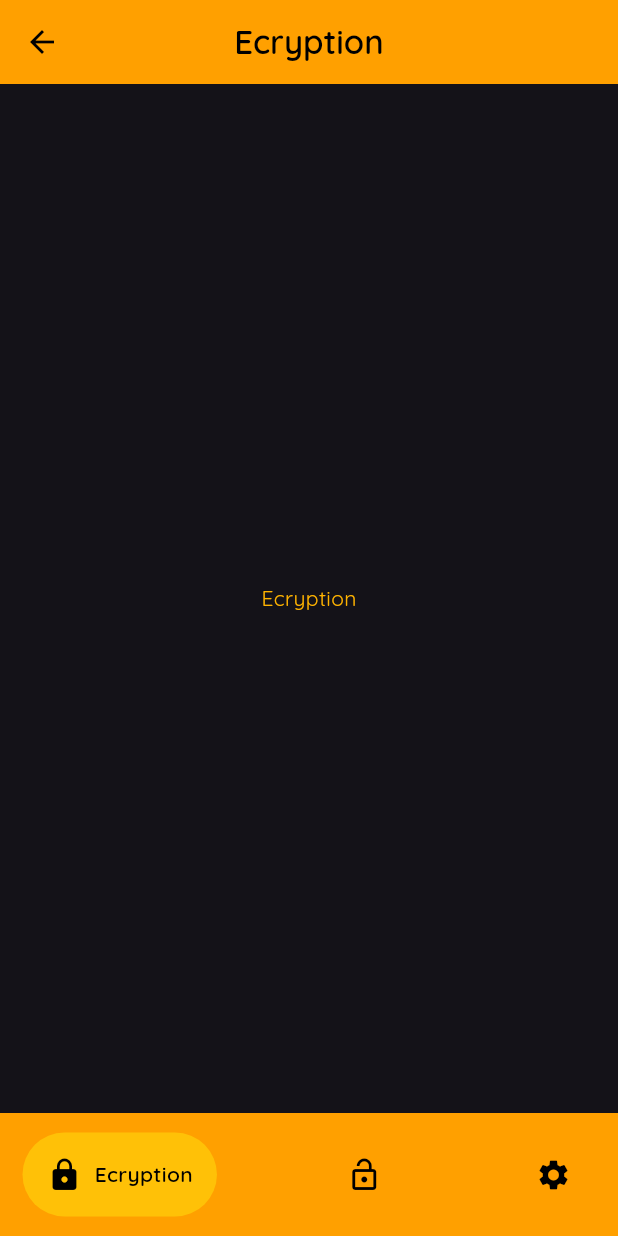
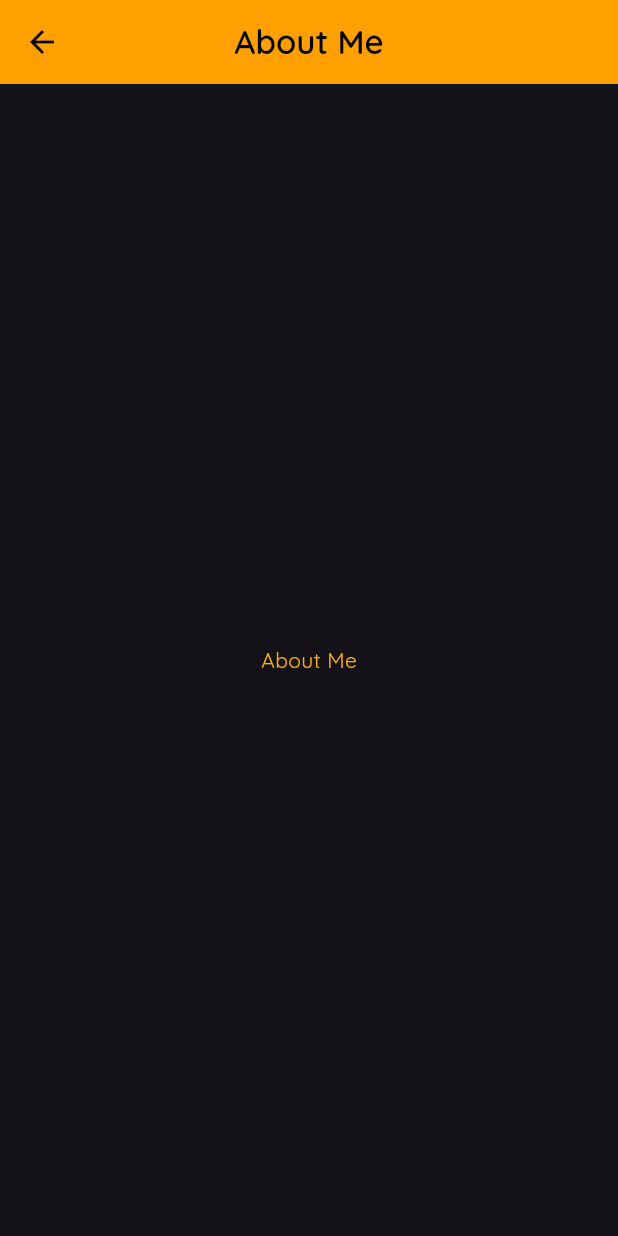
Before and after one commit to josevbrito/cryptography-app, a Flutter app: the screen it shows after launch, after a tap on "About Me", on a phone screen of 412 x 824 dp. Run offline on Flutter 3.47's test engine with Material 3 defaults, Android fonts, the phone set to English and light mode, and no system bars; drawn by our look-alikes of google_nav_bar.

Commit message:
Organização de Pastas

```diff
--- /dev/null
+++ b/lib/pages/about_me.dart
@@ -0,0 +1,22 @@
+import 'package:cryptocode/components/text.dart';
+import 'package:flutter/material.dart';
+import 'package:cryptocode/layouts/appbar.dart';
+
+class AboutMePage extends StatefulWidget {
+  const AboutMePage({super.key});
+
+  @override
+  State<AboutMePage> createState() => AboutMePageState();
+}
+
+class AboutMePageState extends State<AboutMePage> {
+  @override
+  Widget build(BuildContext context) {
+    return const Scaffold(
+      appBar: CustomAppBar(title: 'About Me'),
+      body: Center(
+        child: TextModel(content: 'About Me', sizeText: 14, peso: 'normal'),
+      ),
+    );
+  }
+}
--- a/lib/pages/decryption.dart
+++ b/lib/pages/decryption.dart
@@ -1,4 +1,4 @@
-import 'package:cryptocode/layouts/functions/text.dart';
+import 'package:cryptocode/components/text.dart';
 import 'package:flutter/material.dart';
 import 'package:cryptocode/layouts/appbar.dart';
 
--- a/lib/pages/ecryption.dart
+++ b/lib/pages/ecryption.dart
@@ -1,4 +1,4 @@
-import 'package:cryptocode/layouts/functions/text.dart';
+import 'package:cryptocode/components/text.dart';
 import 'package:flutter/material.dart';
 import 'package:cryptocode/layouts/appbar.dart';
 
--- a/lib/pages/settings.dart
+++ b/lib/pages/settings.dart
@@ -1,4 +1,4 @@
-import 'package:cryptocode/layouts/functions/text.dart';
+import 'package:cryptocode/components/text.dart';
 import 'package:flutter/material.dart';
 import 'package:cryptocode/layouts/appbar.dart';
 
--- a/lib/pages/welcome.dart
+++ b/lib/pages/welcome.dart
@@ -1,6 +1,7 @@
-import 'package:cryptocode/layouts/functions/button.dart';
+import 'package:cryptocode/components/button.dart';
 import 'package:cryptocode/layouts/navbar.dart';
-import 'package:cryptocode/layouts/functions/text.dart';
+import 'package:cryptocode/components/text.dart';
+import 'package:cryptocode/pages/about_me.dart';
 import 'package:flutter/material.dart';
 
 class Welcome extends StatefulWidget {
@@ -43,7 +44,7 @@ class _WelcomeState extends State<Welcome> {
                 children: [
                   ButtonModel(direction: NavBar(), content: 'Enter'),
                   SizedBox(height: 10,),
-                  ButtonModel(direction: NavBar(), content: 'About Me')
+                  ButtonModel(direction: AboutMePage(), content: 'About Me')
                 ],
               ),
             ),
```
Also changed, not shown: lib/components/button.dart (renamed from lib/layouts/functions/button.dart), lib/components/text.dart (renamed from lib/layouts/functions/text.dart).
